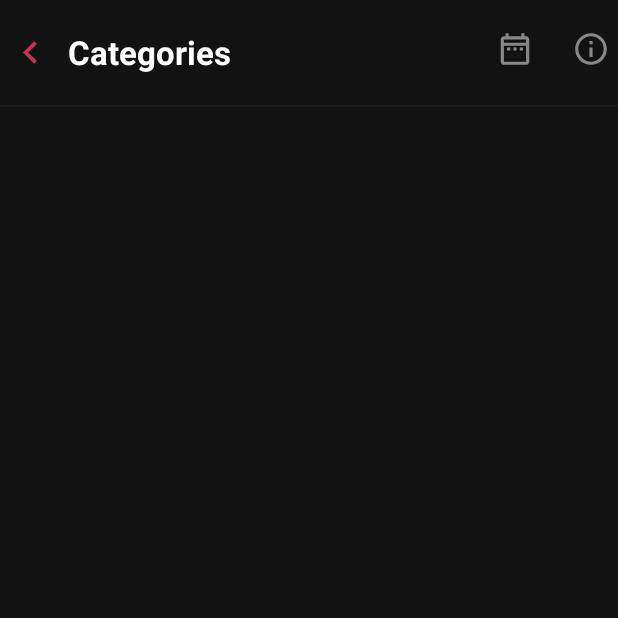
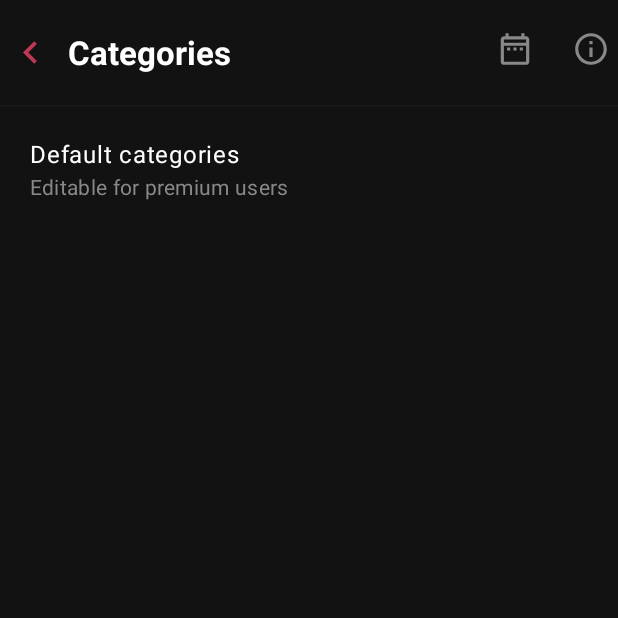
Before and after one commit to aminakhtar5595/LoopWell, an Android app built with Jetpack Compose: the screen it shows after launch (MainActivity), on a phone screen of 412 x 824 dp, the top half of it. Run offline under Robolectric (Android 15) with nearby library versions, the phone set to English and light mode, and no system bars; our stand-ins replace accompanist.

Commit message:
Working on default categories section in categories screen

```diff
--- a/app/src/main/java/com/example/loopwell/ui/screens/categories/CategoriesScreen.kt
+++ b/app/src/main/java/com/example/loopwell/ui/screens/categories/CategoriesScreen.kt
@@ -33,8 +33,36 @@ fun CategoriesScreen() {
             .fillMaxSize()
             .background(color = BackgroundColor)
     ) {
+        headerView()
+        HorizontalDivider(thickness = 1.dp, color = DarkGray)
+
+        Column (
+            Modifier.padding(vertical = 20.dp, horizontal = 20.dp),
+        ) {
+            Text(
+                text = "Default categories",
+                style = MaterialTheme.typography.bodyLarge.copy(
+                    color = Color.White,
+                )
+            )
+
+            Text(
+                text = "Editable for premium users",
+                style = MaterialTheme.typography.bodyMedium.copy(
+                    color = Color.Gray,
+                )
+            )
+        }
+
+    }
+}
+
+@Composable
+fun headerView () {
     Row (
-            Modifier.fillMaxWidth().padding(vertical = 20.dp, horizontal = 5.dp),
+        Modifier
+            .fillMaxWidth()
+            .padding(vertical = 20.dp, horizontal = 5.dp),
         horizontalArrangement = Arrangement.SpaceBetween
     ) {
         Row (
@@ -74,6 +102,4 @@ fun CategoriesScreen() {
             )
         }
     }
-        HorizontalDivider(thickness = 1.dp, color = DarkGray)
 }
-}
```
Lines whose indentation alone changed are shown as unchanged.
